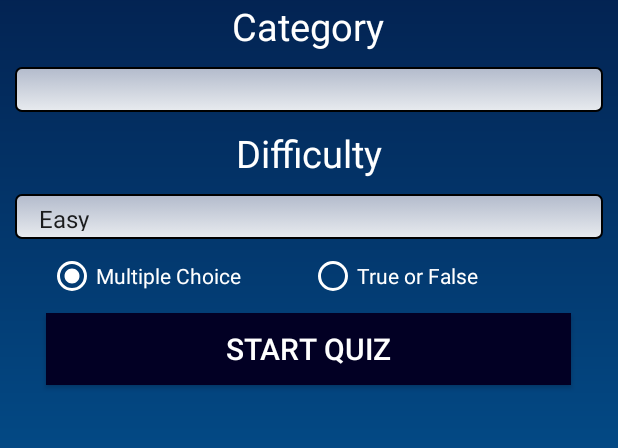
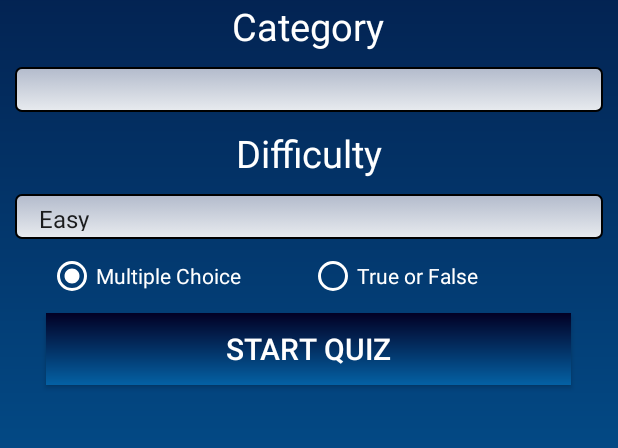
Before and after one commit to hotaanubhab/ASJ-X-2021, an Android app: the screen it shows after launch (MainActivity), on a phone screen of 412 x 824 dp, the part 505-953 px from its top. Run offline under Robolectric (Android 15) with nearby library versions, the phone set to English and light mode, and no system bars; network calls fail; Roboto replaces fonts that are not available here.

Commit message:
gradient button

```diff
--- a/app/src/main/res/drawable/gradient1.xml
+++ b/app/src/main/res/drawable/gradient1.xml
@@ -2,7 +2,7 @@
 <shape xmlns:android="http://schemas.android.com/apk/res/android" android:shape="rectangle">
     <gradient
             android:type="linear"
-            android:startColor="@color/colorPrimary"
+            android:startColor="@color/colorAccent"
             android:endColor="@color/colorPrimary"
             android:angle="90" />
 </shape>
--- a/app/src/main/res/values/colors.xml
+++ b/app/src/main/res/values/colors.xml
@@ -3,4 +3,5 @@
     <color name="colorPrimary">#020024</color>
     <color name="colorPrimaryDark">#07065c</color>
     <color name="colorAccent">#0461a4</color>
+
 </resources>
```
